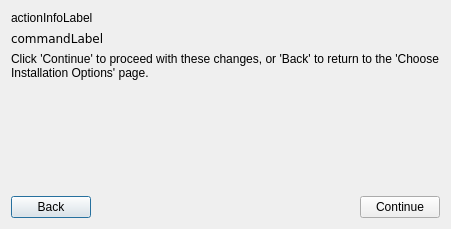
Above: ui/confirminstallationdialog.ui from Kicksecure/browser-choice before the change. Below: the same form after it.
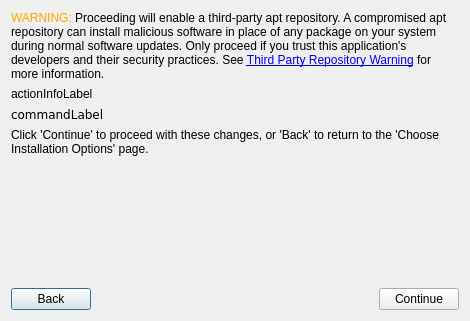
That is the form after the change. Icons and pictures are not drawn.

Commit message: Add additional warnings, polish build-ui.sh script

What changed in the file:
```diff
--- a/ui/confirminstallationdialog.ui
+++ b/ui/confirminstallationdialog.ui
@@ -6,14 +6,27 @@
    <rect>
     <x>0</x>
     <y>0</y>
-    <width>451</width>
-    <height>229</height>
+    <width>470</width>
+    <height>321</height>
    </rect>
   </property>
   <property name="windowTitle">
    <string>Confirm Installation Options</string>
   </property>
   <layout class="QVBoxLayout" name="verticalLayout">
+   <item>
+    <widget class="QLabel" name="thirdPartyWarningLabel">
+     <property name="text">
+      <string>&lt;p&gt;&lt;font color=&quot;orange&quot;&gt;WARNING:&lt;/font&gt; Proceeding will enable a third-party apt repository. A compromised apt repository can install malicious software in place of any package on your system during normal software updates. Only proceed if you trust this application's developers and their security practices. See &lt;a href=&quot;https://www.kicksecure.com/wiki/Install_Software#Third_Party_Repository_Warning&quot;&gt;Third Party Repository Warning&lt;/a&gt; for more information.</string>
+     </property>
+     <property name="wordWrap">
+      <bool>true</bool>
+     </property>
+     <property name="openExternalLinks">
+      <bool>true</bool>
+     </property>
+    </widget>
+   </item>
    <item>
     <widget class="QLabel" name="actionInfoLabel">
      <property name="text">
```
Left out of the diff: 9 changed lines with no effect on the pictures. The commit also changes 11 other files.
